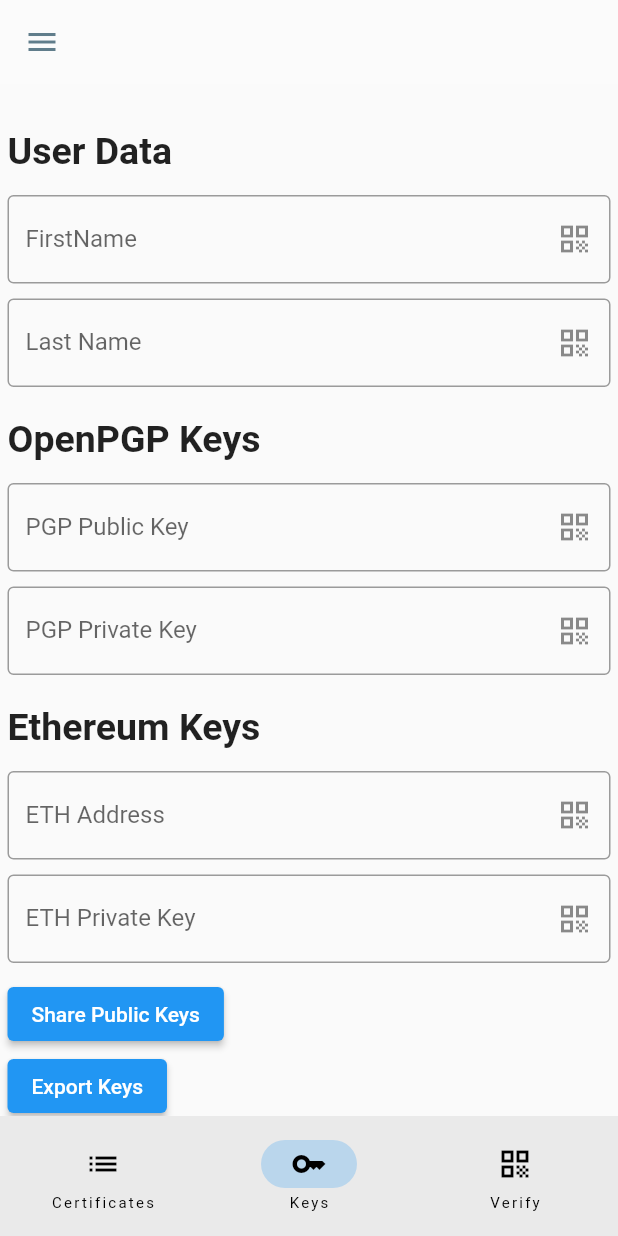
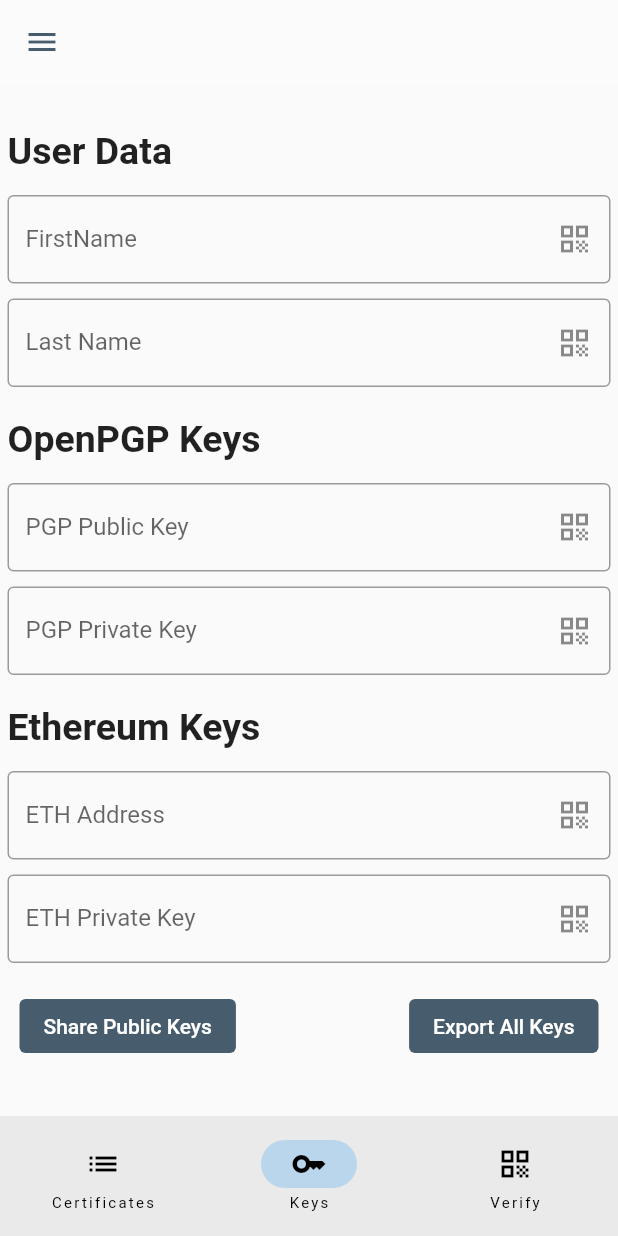
Before and after one commit to ninopedergnana/bachelor-app, a Flutter app: the Keys screen opened by its route, on a phone screen of 412 x 824 dp. Run offline on Flutter 3.47's test engine with Material 2 defaults, Android fonts, the phone set to English and light mode, and no system bars; our stand-ins replace auto_route, flutter_secure_storage, qr_flutter; missing offline and left inert: eth_sig_util, flutter_barcode_scanner, openpgp, web3dart; accounts and stored records are empty.

Commit message:
minor UI changes

```diff
--- a/lib/presentation/components/large_button.dart
+++ b/lib/presentation/components/large_button.dart
@@ -9,7 +9,7 @@ class LargeButton extends StatelessWidget {
     Key? key,
     required this.onPressed,
     required this.text,
-    this.color = Colors.blue,
+    this.color = const Color(0xff475c6c),
   }) : super(key: key);
 
   @override
--- a/lib/presentation/navigation/nav_bar.dart
+++ b/lib/presentation/navigation/nav_bar.dart
@@ -1,3 +1,4 @@
+
 import 'package:auto_route/auto_route.dart';
 import 'package:flutter/material.dart';
 
--- a/lib/presentation/screens/navigation_screens/certificate_list.dart
+++ b/lib/presentation/screens/navigation_screens/certificate_list.dart
@@ -34,7 +34,7 @@ class _CertificateListState extends State<CertificateList> {
         focusElevation: 8,
         hoverElevation: 8,
         highlightElevation: 8,
-        backgroundColor: Colors.blueGrey,
+        backgroundColor: const Color(0xff475c6c),
         child: const Icon(
           Icons.add,
           size: 30.0,
--- a/lib/presentation/screens/navigation_screens/home.dart
+++ b/lib/presentation/screens/navigation_screens/home.dart
@@ -1,6 +1,7 @@
 import 'package:auto_route/auto_route.dart';
 import 'package:flutter/material.dart';
 import 'package:flutter_app/presentation/navigation/routes.gr.dart';
+import 'package:flutter_app/presentation/screens/other_screens/onboarding.dart';
 
 import '../../../domain/authentication/auth_provider.dart';
 import '../../navigation/nav_bar.dart';
@@ -21,7 +22,7 @@ class Home extends StatelessWidget {
         final tabsRouter = AutoTabsRouter.of(context);
         return Scaffold(
           appBar: AppBar(
-            iconTheme: const IconThemeData(color: Colors.blueGrey),
+            iconTheme: const IconThemeData(color: Color(0xff475c6c)),
             backgroundColor: Colors.white10,
             elevation: 0,
             centerTitle: true, // todo make title dynamic
@@ -37,7 +38,7 @@ class Home extends StatelessWidget {
               children: [
                 const DrawerHeader(
                   decoration: BoxDecoration(
-                    color: Colors.blueGrey,
+                    color: Color(0xff475c6c),
                   ),
                   child: Text(
                       'Welcome to the Impfy!\n\nLeave while you still can'),
@@ -51,14 +52,13 @@ class Home extends StatelessWidget {
                 ListTile(
                   title: const Text('Settings'),
                   onTap: () {
-                    // Navigator.pop(context); should lead to a settings page
+                    AutoRouter.of(context).push(const OnboardingRoute());
                   },
                 ),
                 ListTile(
                   title: const Text('Sign Out'),
                   onTap: () {
                     _authProvider.signOut();
-                    AutoRouter.of(context).stack.clear();
                     AutoRouter.of(context).push(const AuthenticationRoute());
                   },
                 ),
--- a/lib/presentation/screens/navigation_screens/keys.dart
+++ b/lib/presentation/screens/navigation_screens/keys.dart
@@ -45,7 +45,7 @@ class KeysState extends State<Keys> {
         ethAddress: ethAddress.text,
         firstName: firstName.text,
         lastName: lastName.text);
-    await dialog.showQRDialog(context, patientKeys.toString(), "Public Keys");
+    await dialog.showQRDialog(context, patientKeys.toString(), "User Public Keys");
   }
 
   Future<void> exportAllKeys() async {
@@ -56,7 +56,7 @@ class KeysState extends State<Keys> {
         firstName: firstName.text,
         lastName: lastName.text);
 
-    await dialog.showQRDialog(context, user.toString(), "User Keys");
+    await dialog.showQRDialog(context, user.toString(), "All User Keys");
   }
 
   @override
@@ -182,13 +182,29 @@ class KeysState extends State<Keys> {
                       ),
                     ),
                     const SizedBox(height: 10),
+                    Padding(
+                      padding: const EdgeInsets.all(8.0),
+                      child: Row(
+                        mainAxisAlignment: MainAxisAlignment.spaceBetween,
+                        children: [
                           ElevatedButton(
+                            style: ElevatedButton.styleFrom(
+                              elevation: 0.0,
+                              primary: const Color(0xff475c6c)
+                            ),
                             onPressed: sharePublicKeys,
                             child: const Text('Share Public Keys'),
                           ),
                           ElevatedButton(
+                            style: ElevatedButton.styleFrom(
+                                elevation: 0.0,
+                                primary: const Color(0xff475c6c)
+                            ),
                             onPressed: exportAllKeys,
-                      child: const Text('Export Keys'),
+                            child: const Text('Export All Keys'),
+                          ),
+                        ],
+                      ),
                     )
                   ],
                 ),
```
Also changed, not shown: lib/presentation/components/certificate_item.dart (+6 -1 lines), lib/presentation/components/text_input.dart (+8 -1 lines), lib/presentation/screens/navigation_screens/scan_certificate.dart (+18 -17 lines), lib/presentation/screens/other_screens/certificate_detail.dart (+7 -2 lines), lib/presentation/screens/other_screens/create_certificate.dart (+7 -2 lines), lib/presentation/screens/other_screens/sign_up.dart (+21 -2 lines). Lines whose indentation alone changed are shown as unchanged.
